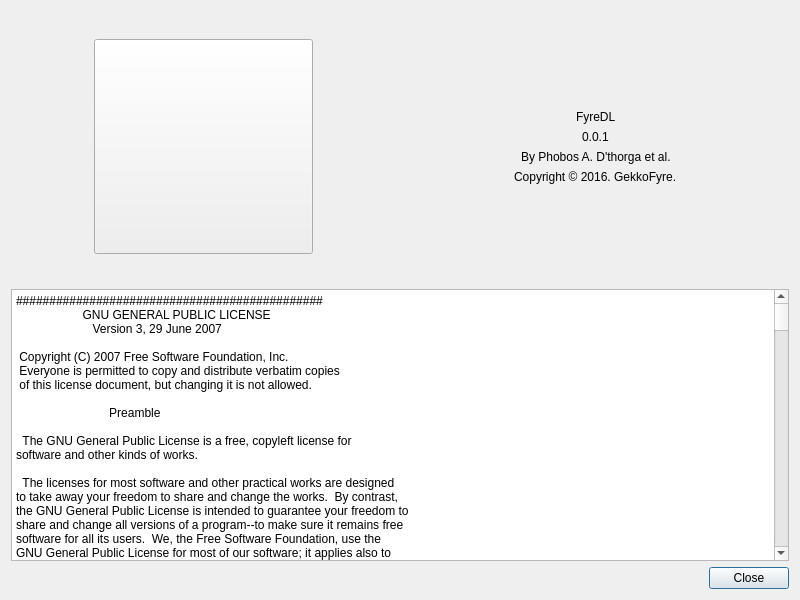
Old version of the form src/gui/about.ui in the repository GekkoFyre/FyreDL.
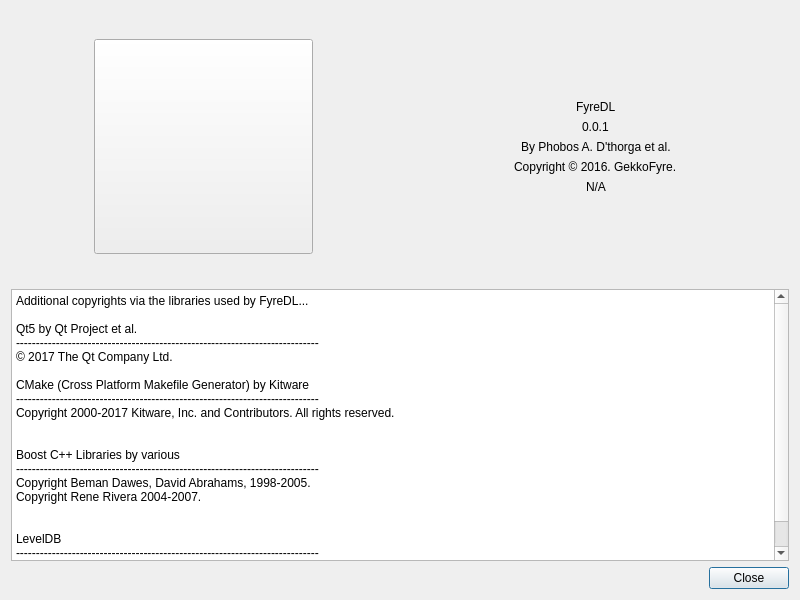
New version of the form. Icons and pictures are not drawn.

Commit message: Merge remote-tracking branch 'origin/develop'

Patch:
```diff
--- a/src/gui/about.ui
+++ b/src/gui/about.ui
@@ -94,6 +94,13 @@
            </property>
           </widget>
          </item>
+         <item alignment="Qt::AlignHCenter|Qt::AlignVCenter">
+          <widget class="QLabel" name="libtorrent_version_label">
+           <property name="text">
+            <string>N/A</string>
+           </property>
+          </widget>
+         </item>
          <item>
           <spacer name="verticalSpacer_2">
            <property name="orientation">
@@ -116,712 +123,26 @@
        <item>
         <widget class="QPlainTextEdit" name="licensePlainTextEdit">
          <property name="plainText">
-          <string>##############################################
-                    GNU GENERAL PUBLIC LICENSE
-                       Version 3, 29 June 2007
+          <string>Additional copyrights via the libraries used by FyreDL...
 
- Copyright (C) 2007 Free Software Foundation, Inc. &lt;http://fsf.org/&gt;
- Everyone is permitted to copy and distribute verbatim copies
- of this license document, but changing it is not allowed.
+Qt5 by Qt Project et al.
+----------------------------------------------------------------------------
+© 2017 The Qt Company Ltd.
 
-                            Preamble
+CMake (Cross Platform Makefile Generator) by Kitware
+----------------------------------------------------------------------------
+Copyright 2000-2017 Kitware, Inc. and Contributors. All rights reserved.
 
-  The GNU General Public License is a free, copyleft license for
-software and other kinds of works.
 
-  The licenses for most software and other practical works are designed
-to take away your freedom to share and change the works.  By contrast,
-the GNU General Public License is intended to guarantee your freedom to
-share and change all versions of a program--to make sure it remains free
-software for all its users.  We, the Free Software Foundation, use the
-GNU General Public License for most of our software; it applies also to
-any other work released this way by its authors.  You can apply it to
-your programs, too.
+Boost C++ Libraries by various
+----------------------------------------------------------------------------
+Copyright Beman Dawes, David Abrahams, 1998-2005.
+Copyright Rene Rivera 2004-2007.
 
-  When we speak of free software, we are referring to freedom, not
-price.  Our General Public Licenses are designed to make sure that you
-have the freedom to distribute copies of free software (and charge for
-them if you wish), that you receive source code or can get it if you
-want it, that you can change the software or use pieces of it in new
-free programs, and that you know you can do these things.
 
-  To protect your rights, we need to prevent others from denying you
-these rights or asking you to surrender the rights.  Therefore, you have
-certain responsibilities if you distribute copies of the software, or if
-you modify it: responsibilities to respect the freedom of others.
-
-  For example, if you distribute copies of such a program, whether
-gratis or for a fee, you must pass on to the recipients the same
-freedoms that you received.  You must make sure that they, too, receive
-or can get the source code.  And you must show them these terms so they
-know their rights.
-
-  Developers that use the GNU GPL protect your rights with two steps:
-(1) assert copyright on the software, and (2) offer you this License
-giving you legal permission to copy, distribute and/or modify it.
-
-  For the developers' and authors' protection, the GPL clearly explains
-that there is no warranty for this free software.  For both users' and
-authors' sake, the GPL requires that modified versions be marked as
-changed, so that their problems will not be attributed erroneously to
-authors of previous versions.
-
-  Some devices are designed to deny users access to install or run
-modified versions of the software inside them, although the manufacturer
-can do so.  This is fundamentally incompatible with the aim of
-protecting users' freedom to change the software.  The systematic
-pattern of such abuse occurs in the area of products for individuals to
-use, which is precisely where it is most unacceptable.  Therefore, we
-have designed this version of the GPL to prohibit the practice for those
-products.  If such problems arise substantially in other domains, we
-stand ready to extend this provision to those domains in future versions
-of the GPL, as needed to protect the freedom of users.
-
-  Finally, every program is threatened constantly by software patents.
-States should not allow patents to restrict development and use of
-software on general-purpose computers, but in those that do, we wish to
-avoid the special danger that patents applied to a free program could
-make it effectively proprietary.  To prevent this, the GPL assures that
-patents cannot be used to render FyreDL non-free.
-
-  The precise terms and conditions for copying, distribution and
-modification follow.
-
-                       TERMS AND CONDITIONS
-
-  0. Definitions.
-
-  &quot;This License&quot; refers to version 3 of the GNU General Public License.
-
-  &quot;Copyright&quot; also means copyright-like laws that apply to other kinds of
-works, such as semiconductor masks.
-
-  &quot;FyreDL&quot; refers to any copyrightable work licensed under this
-License.  Each licensee is addressed as &quot;you&quot;.  &quot;Licensees&quot; and
-&quot;recipients&quot; may be individuals or organizations.
-
-  To &quot;modify&quot; a work means to copy from or adapt all or part of the work
-in a fashion requiring copyright permission, other than the making of an
-exact copy.  The resulting work is called a &quot;modified version&quot; of the
-earlier work or a work &quot;based on&quot; the earlier work.
-
-  A &quot;covered work&quot; means either the unmodified Program or a work based
-on FyreDL.
-
-  To &quot;propagate&quot; a work means to do anything with it that, without
-permission, would make you directly or secondarily liable for
-infringement under applicable copyright law, except executing it on a
-computer or modifying a private copy.  Propagation includes copying,
-distribution (with or without modification), making available to the
-public, and in some countries other activities as well.
-
-  To &quot;convey&quot; a work means any kind of propagation that enables other
-parties to make or receive copies.  Mere interaction with a user through
-a computer network, with no transfer of a copy, is not conveying.
-
-  An interactive user interface displays &quot;Appropriate Legal Notices&quot;
-to the extent that it includes a convenient and prominently visible
-feature that (1) displays an appropriate copyright notice, and (2)
-tells the user that there is no warranty for the work (except to the
-extent that warranties are provided), that licensees may convey the
-work under this License, and how to view a copy of this License.  If
-the interface presents a list of user commands or options, such as a
-menu, a prominent item in the list meets this criterion.
-
-  1. Source Code.
-
-  The &quot;source code&quot; for a work means the preferred form of the work
-for making modifications to it.  &quot;Object code&quot; means any non-source
-form of a work.
-
-  A &quot;Standard Interface&quot; means an interface that either is an official
-standard defined by a recognized standards body, or, in the case of
-interfaces specified for a particular programming language, one that
-is widely used among developers working in that language.
-
-  The &quot;System Libraries&quot; of an executable work include anything, other
-than the work as a whole, that (a) is included in the normal form of
-packaging a Major Component, but which is not part of that Major
-Component, and (b) serves only to enable use of the work with that
-Major Component, or to implement a Standard Interface for which an
-implementation is available to the public in source code form.  A
-&quot;Major Component&quot;, in this context, means a major essential component
-(kernel, window system, and so on) of the specific operating system
-(if any) on which the executable work runs, or a compiler used to
-produce the work, or an object code interpreter used to run it.
-
-  The &quot;Corresponding Source&quot; for a work in object code form means all
-the source code needed to generate, install, and (for an executable
-work) run the object code and to modify the work, including scripts to
-control those activities.  However, it does not include the work's
-System Libraries, or general-purpose tools or generally available free
-programs which are used unmodified in performing those activities but
-which are not part of the work.  For example, Corresponding Source
-includes interface definition files associated with source files for
-the work, and the source code for shared libraries and dynamically
-linked subprograms that the work is specifically designed to require,
-such as by intimate data communication or control flow between those
-subprograms and other parts of the work.
-
-  The Corresponding Source need not include anything that users
-can regenerate automatically from other parts of the Corresponding
-Source.
-
-  The Corresponding Source for a work in source code form is that
-same work.
-
-  2. Basic Permissions.
-
-  All rights granted under this License are granted for the term of
-copyright on FyreDL, and are irrevocable provided the stated
-conditions are met.  This License explicitly affirms your unlimited
-permission to run the unmodified Program.  The output from running a
-covered work is covered by this License only if the output, given its
-content, constitutes a covered work.  This License acknowledges your
-rights of fair use or other equivalent, as provided by copyright law.
-
-  You may make, run and propagate covered works that you do not
-convey, without conditions so long as your license otherwise remains
-in force.  You may convey covered works to others for the sole purpose
-of having them make modifications exclusively for you, or provide you
-with facilities for running those works, provided that you comply with
-the terms of this License in conveying all material for which you do
-not control copyright.  Those thus making or running the covered works
-for you must do so exclusively on your behalf, under your direction
-and control, on terms that prohibit them from making any copies of
-your copyrighted material outside their relationship with you.
-
-  Conveying under any other circumstances is permitted solely under
-the conditions stated below.  Sublicensing is not allowed; section 10
-makes it unnecessary.
-
-  3. Protecting Users' Legal Rights From Anti-Circumvention Law.
-
-  No covered work shall be deemed part of an effective technological
-measure under any applicable law fulfilling obligations under article
-11 of the WIPO copyright treaty adopted on 20 December 1996, or
-similar laws prohibiting or restricting circumvention of such
-measures.
-
-  When you convey a covered work, you waive any legal power to forbid
-circumvention of technological measures to the extent such circumvention
-is effected by exercising rights under this License with respect to
-the covered work, and you disclaim any intention to limit operation or
-modification of the work as a means of enforcing, against the work's
-users, your or third parties' legal rights to forbid circumvention of
-technological measures.
-
-  4. Conveying Verbatim Copies.
-
-  You may convey verbatim copies of FyreDL's source code as you
-receive it, in any medium, provided that you conspicuously and
-appropriately publish on each copy an appropriate copyright notice;
-keep intact all notices stating that this License and any
-non-permissive terms added in accord with section 7 apply to the code;
-keep intact all notices of the absence of any warranty; and give all
-recipients a copy of this License along with FyreDL.
-
-  You may charge any price or no price for each copy that you convey,
-and you may offer support or warranty protection for a fee.
-
-  5. Conveying Modified Source Versions.
-
-  You may convey a work based on FyreDL, or the modifications to
-produce it from FyreDL, in the form of source code under the
-terms of section 4, provided that you also meet all of these conditions:
-
-    a) The work must carry prominent notices stating that you modified
-    it, and giving a relevant date.
-
-    b) The work must carry prominent notices stating that it is
-    released under this License and any conditions added under section
-    7.  This requirement modifies the requirement in section 4 to
-    &quot;keep intact all notices&quot;.
-
-    c) You must license the entire work, as a whole, under this
-    License to anyone who comes into possession of a copy.  This
-    License will therefore apply, along with any applicable section 7
-    additional terms, to the whole of the work, and all its parts,
-    regardless of how they are packaged.  This License gives no
-    permission to license the work in any other way, but it does not
-    invalidate such permission if you have separately received it.
-
-    d) If the work has interactive user interfaces, each must display
-    Appropriate Legal Notices; however, if FyreDL has interactive
-    interfaces that do not display Appropriate Legal Notices, your
-    work need not make them do so.
-
-  A compilation of a covered work with other separate and independent
-works, which are not by their nature extensions of the covered work,
-and which are not combined with it such as to form a larger program,
-in or on a volume of a storage or distribution medium, is called an
-&quot;aggregate&quot; if the compilation and its resulting copyright are not
-used to limit the access or legal rights of the compilation's users
-beyond what the individual works permit.  Inclusion of a covered work
-in an aggregate does not cause this License to apply to the other
-parts of the aggregate.
-
-  6. Conveying Non-Source Forms.
-
-  You may convey a covered work in object code form under the terms
-of sections 4 and 5, provided that you also convey the
-machine-readable Corresponding Source under the terms of this License,
-in one of these ways:
-
-    a) Convey the object code in, or embodied in, a physical product
-    (including a physical distribution medium), accompanied by the
-    Corresponding Source fixed on a durable physical medium
-    customarily used for software interchange.
-
-    b) Convey the object code in, or embodied in, a physical product
-    (including a physical distribution medium), accompanied by a
-    written offer, valid for at least three years and valid for as
-    long as you offer spare parts or customer support for that product
-    model, to give anyone who possesses the object code either (1) a
-    copy of the Corresponding Source for all the software in the
-    product that is covered by this License, on a durable physical
-    medium customarily used for software interchange, for a price no
-    more than your reasonable cost of physically performing this
-    conveying of source, or (2) access to copy the
-    Corresponding Source from a network server at no charge.
-
-    c) Convey individual copies of the object code with a copy of the
-    written offer to provide the Corresponding Source.  This
-    alternative is allowed only occasionally and noncommercially, and
-    only if you received the object code with such an offer, in accord
-    with subsection 6b.
-
-    d) Convey the object code by offering access from a designated
-    place (gratis or for a charge), and offer equivalent access to the
-    Corresponding Source in the same way through the same place at no
-    further charge.  You need not require recipients to copy the
-    Corresponding Source along with the object code.  If the place to
-    copy the object code is a network server, the Corresponding Source
-    may be on a different server (operated by you or a third party)
-    that supports equivalent copying facilities, provided you maintain
-    clear directions next to the object code saying where to find the
-    Corresponding Source.  Regardless of what server hosts the
-    Corresponding Source, you remain obligated to ensure that it is
-    available for as long as needed to satisfy these requirements.
-
-    e) Convey the object code using peer-to-peer transmission, provided
-    you inform other peers where the object code and Corresponding
-    Source of the work are being offered to the general public at no
-    charge under subsection 6d.
-
-  A separable portion of the object code, whose source code is excluded
-from the Corresponding Source as a System Library, need not be
-included in conveying the object code work.
-
-  A &quot;User Product&quot; is either (1) a &quot;consumer product&quot;, which means any
-tangible personal property which is normally used for personal, family,
-or household purposes, or (2) anything designed or sold for incorporation
-into a dwelling.  In determining whether a product is a consumer product,
-doubtful cases shall be resolved in favor of coverage.  For a particular
-product received by a particular user, &quot;normally used&quot; refers to a
-typical or common use of that class of product, regardless of the status
-of the particular user or of the way in which the particular user
-actually uses, or expects or is expected to use, the product.  A product
-is a consumer product regardless of whether the product has substantial
-commercial, industrial or non-consumer uses, unless such uses represent
-the only significant mode of use of the product.
-
-  &quot;Installation Information&quot; for a User Product means any methods,
-procedures, authorization keys, or other information required to install
-and execute modified versions of a covered work in that User Product from
-a modified version of its Corresponding Source.  The information must
-suffice to ensure that the continued functioning of the modified object
-code is in no case prevented or interfered with solely because
-modification has been made.
-
-  If you convey an object code work under this section in, or with, or
-specifically for use in, a User Product, and the conveying occurs as
-part of a transaction in which the right of possession and use of the
-User Product is transferred to the recipient in perpetuity or for a
-fixed term (regardless of how the transaction is characterized), the
-Corresponding Source conveyed under this section must be accompanied
-by the Installation Information.  But this requirement does not apply
-if neither you nor any third party retains the ability to install
-modified object code on the User Product (for example, the work has
-been installed in ROM).
-
-  The requirement to provide Installation Information does not include a
-requirement to continue to provide support service, warranty, or updates
-for a work that has been modified or installed by the recipient, or for
-the User Product in which it has been modified or installed.  Access to a
-network may be denied when the modification itself materially and
-adversely affects the operation of the network or violates the rules and
-protocols for communication across the network.
-
-  Corresponding Source conveyed, and Installation Information provided,
-in accord with this section must be in a format that is publicly
-documented (and with an implementation available to the public in
-source code form), and must require no special password or key for
-unpacking, reading or copying.
-
-  7. Additional Terms.
-
-  &quot;Additional permissions&quot; are terms that supplement the terms of this
-License by making exceptions from one or more of its conditions.
-Additional permissions that are applicable to the entire Program shall
-be treated as though they were included in this License, to the extent
-that they are valid under applicable law.  If additional permissions
-apply only to part of FyreDL, that part may be used separately
-under those permissions, but the entire Program remains governed by
-this License without regard to the additional permissions.
-
-  When you convey a copy of a covered work, you may at your option
-remove any additional permissions from that copy, or from any part of
-it.  (Additional permissions may be written to require their own
-removal in certain cases when you modify the work.)  You may place
-additional permissions on material, added by you to a covered work,
-for which you have or can give appropriate copyright permission.
-
-  Notwithstanding any other provision of this License, for material you
-add to a covered work, you may (if authorized by the copyright holders of
-that material) supplement the terms of this License with terms:
-
-    a) Disclaiming warranty or limiting liability differently from the
-    terms of sections 15 and 16 of this License; or
-
-    b) Requiring preservation of specified reasonable legal notices or
-    author attributions in that material or in the Appropriate Legal
-    Notices displayed by works containing it; or
-
-    c) Prohibiting misrepresentation of the origin of that material, or
-    requiring that modified versions of such material be marked in
-    reasonable ways as different from the original version; or
-
-    d) Limiting the use for publicity purposes of names of licensors or
-    authors of the material; or
-
-    e) Declining to grant rights under trademark law for use of some
-    trade names, trademarks, or service marks; or
-
-    f) Requiring indemnification of licensors and authors of that
-    material by anyone who conveys the material (or modified versions of
-    it) with contractual assumptions of liability to the recipient, for
-    any liability that these contractual assumptions directly impose on
-    those licensors and authors.
-
-  All other non-permissive additional terms are considered &quot;further
-restrictions&quot; within the meaning of section 10.  If FyreDL as you
-received it, or any part of it, contains a notice stating that it is
-governed by this License along with a term that is a further
-restriction, you may remove that term.  If a license document contains
-a further restriction but permits relicensing or conveying under this
-License, you may add to a covered work material governed by the terms
-of that license document, provided that the further restriction does
-not survive such relicensing or conveying.
-
-  If you add terms to a covered work in accord with this section, you
-must place, in the relevant source files, a statement of the
-additional terms that apply to those files, or a notice indicating
-where to find the applicable terms.
-
-  Additional terms, permissive or non-permissive, may be stated in the
-form of a separately written license, or stated as exceptions;
-the above requirements apply either way.
-
-  8. Termination.
-
-  You may not propagate or modify a covered work except as expressly
-provided under this License.  Any attempt otherwise to propagate or
-modify it is void, and will automatically terminate your rights under
-this License (including any patent licenses granted under the third
-paragraph of section 11).
-
-  However, if you cease all violation of this License, then your
-license from a particular copyright holder is reinstated (a)
-provisionally, unless and until the copyright holder explicitly and
-finally terminates your license, and (b) permanently, if the copyright
-holder fails to notify you of the violation by some reasonable means
-prior to 60 days after the cessation.
-
-  Moreover, your license from a particular copyright holder is
-reinstated permanently if the copyright holder notifies you of the
-violation by some reasonable means, this is the first time you have
-received notice of violation of this License (for any work) from that
-copyright holder, and you cure the violation prior to 30 days after
-your receipt of the notice.
-
-  Termination of your rights under this section does not terminate the
-licenses of parties who have received copies or rights from you under
-this License.  If your rights have been terminated and not permanently
-reinstated, you do not qualify to receive new licenses for the same
-material under section 10.
-
-  9. Acceptance Not Required for Having Copies.
-
-  You are not required to accept this License in order to receive or
-run a copy of FyreDL.  Ancillary propagation of a covered work
-occurring solely as a consequence of using peer-to-peer transmission
-to receive a copy likewise does not require acceptance.  However,
-nothing other than this License grants you permission to propagate or
-modify any covered work.  These actions infringe copyright if you do
-not accept this License.  Therefore, by modifying or propagating a
-covered work, you indicate your acceptance of this License to do so.
-
-  10. Automatic Licensing of Downstream Recipients.
-
-  Each time you convey a covered work, the recipient automatically
-receives a license from the original licensors, to run, modify and
-propagate that work, subject to this License.  You are not responsible
-for enforcing compliance by third parties with this License.
-
-  An &quot;entity transaction&quot; is a transaction transferring control of an
-organization, or substantially all assets of one, or subdividing an
-organization, or merging organizations.  If propagation of a covered
-work results from an entity transaction, each party to that
-transaction who receives a copy of the work also receives whatever
-licenses to the work the party's predecessor in interest had or could
-give under the previous paragraph, plus a right to possession of the
-Corresponding Source of the work from the predecessor in interest, if
-the predecessor has it or can get it with reasonable efforts.
-
-  You may not impose any further restrictions on the exercise of the
-rights granted or affirmed under this License.  For example, you may
-not impose a license fee, royalty, or other charge for exercise of
-rights granted under this License, and you may not initiate litigation
-(including a cross-claim or counterclaim in a lawsuit) alleging that
-any patent claim is infringed by making, using, selling, offering for
-sale, or importing FyreDL or any portion of it.
-
-  11. Patents.
-
-  A &quot;contributor&quot; is a copyright holder who authorizes use under this
-License of FyreDL or a work on which FyreDL is based.  The
-work thus licensed is called the contributor's &quot;contributor version&quot;.
-
-  A contributor's &quot;essential patent claims&quot; are all patent claims
-owned or controlled by the contributor, whether already acquired or
-hereafter acquired, that would be infringed by some manner, permitted
-by this License, of making, using, or selling its contributor version,
-but do not include claims that would be infringed only as a
-consequence of further modification of the contributor version.  For
-purposes of this definition, &quot;control&quot; includes the right to grant
-patent sublicenses in a manner consistent with the requirements of
-this License.
-
-  Each contributor grants you a non-exclusive, worldwide, royalty-free
-patent license under the contributor's essential patent claims, to
-make, use, sell, offer for sale, import and otherwise run, modify and
-propagate the contents of its contributor version.
-
-  In the following three paragraphs, a &quot;patent license&quot; is any express
-agreement or commitment, however denominated, not to enforce a patent
-(such as an express permission to practice a patent or covenant not to
-sue for patent infringement).  To &quot;grant&quot; such a patent license to a
-party means to make such an agreement or commitment not to enforce a
-patent against the party.
-
-  If you convey a covered work, knowingly relying on a patent license,
-and the Corresponding Source of the work is not available for anyone
-to copy, free of charge and under the terms of this License, through a
-publicly available network server or other readily accessible means,
-then you must either (1) cause the Corresponding Source to be so
-available, or (2) arrange to deprive yourself of the benefit of the
-patent license for this particular work, or (3) arrange, in a manner
-consistent with the requirements of this License, to extend the patent
-license to downstream recipients.  &quot;Knowingly relying&quot; means you have
-actual knowledge that, but for the patent license, your conveying the
-covered work in a country, or your recipient's use of the covered work
-in a country, would infringe one or more identifiable patents in that
-country that you have reason to believe are valid.
-
-  If, pursuant to or in connection with a single transaction or
-arrangement, you convey, or propagate by procuring conveyance of, a
-covered work, and grant a patent license to some of the parties
-receiving the covered work authorizing them to use, propagate, modify
-or convey a specific copy of the covered work, then the patent license
-you grant is automatically extended to all recipients of the covered
-work and works based on it.
-
-  A patent license is &quot;discriminatory&quot; if it does not include within
-the scope of its coverage, prohibits the exercise of, or is
-conditioned on the non-exercise of one or more of the rights that are
-specifically granted under this License.  You may not convey a covered
-work if you are a party to an arrangement with a third party that is
-in the business of distributing software, under which you make payment
-to the third party based on the extent of your activity of conveying
-the work, and under which the third party grants, to any of the
-parties who would receive the covered work from you, a discriminatory
-patent license (a) in connection with copies of the covered work
-conveyed by you (or copies made from those copies), or (b) primarily
-for and in connection with specific products or compilations that
-contain the covered work, unless you entered into that arrangement,
-or that patent license was granted, prior to 28 March 2007.
-
-  Nothing in this License shall be construed as excluding or limiting
-any implied license or other defenses to infringement that may
-otherwise be available to you under applicable patent law.
-
-  12. No Surrender of Others' Freedom.
-
-  If conditions are imposed on you (whether by court order, agreement or
-otherwise) that contradict the conditions of this License, they do not
-excuse you from the conditions of this License.  If you cannot convey a
-covered work so as to satisfy simultaneously your obligations under this
-License and any other pertinent obligations, then as a consequence you may
-not convey it at all.  For example, if you agree to terms that obligate you
-to collect a royalty for further conveying from those to whom you convey
-FyreDL, the only way you could satisfy both those terms and this
-License would be to refrain entirely from conveying FyreDL.
-
-  13. Use with the GNU Affero General Public License.
-
-  Notwithstanding any other provision of this License, you have
-permission to link or combine any covered work with a work licensed
-under version 3 of the GNU Affero General Public License into a single
-combined work, and to convey the resulting work.  The terms of this
-License will continue to apply to the part which is the covered work,
-but the special requirements of the GNU Affero General Public License,
-section 13, concerning interaction through a network will apply to the
-combination as such.
-
-  14. Revised Versions of this License.
-
-  The Free Software Foundation may publish revised and/or new versions of
-the GNU General Public License from time to time.  Such new versions will
-be similar in spirit to the present version, but may differ in detail to
-address new problems or concerns.
-
-  Each version is given a distinguishing version number.  If the
-Program specifies that a certain numbered version of the GNU General
-Public License &quot;or any later version&quot; applies to it, you have the
-option of following the terms and conditions either of that numbered
-version or of any later version published by the Free Software
-Foundation.  If FyreDL does not specify a version number of the
-GNU General Public License, you may choose any version ever published
-by the Free Software Foundation.
-
-  If FyreDL specifies that a proxy can decide which future
-versions of the GNU General Public License can be used, that proxy's
-public statement of acceptance of a version permanently authorizes you
-to choose that version for FyreDL.
-
-  Later license versions may give you additional or different
-permissions.  However, no additional obligations are imposed on any
-author or copyright holder as a result of your choosing to follow a
-later version.
-
-  15. Disclaimer of Warranty.
-
-  THERE IS NO WARRANTY FOR FyreDL, TO THE EXTENT PERMITTED BY
-APPLICABLE LAW.  EXCEPT WHEN OTHERWISE STATED IN WRITING THE COPYRIGHT
-HOLDERS AND/OR OTHER PARTIES PROVIDE FyreDL &quot;AS IS&quot; WITHOUT WARRANTY
-OF ANY KIND, EITHER EXPRESSED OR IMPLIED, INCLUDING, BUT NOT LIMITED TO,
-THE IMPLIED WARRANTIES OF MERCHANTABILITY AND FITNESS FOR A PARTICULAR
-PURPOSE.  THE ENTIRE RISK AS TO THE QUALITY AND PERFORMANCE OF FyreDL
-IS WITH YOU.  SHOULD FyreDL PROVE DEFECTIVE, YOU ASSUME THE COST OF
-ALL NECESSARY SERVICING, REPAIR OR CORRECTION.
-
-  16. Limitation of Liability.
-
-  IN NO EVENT UNLESS REQUIRED BY APPLICABLE LAW OR AGREED TO IN WRITING
-WILL ANY COPYRIGHT HOLDER, OR ANY OTHER PARTY WHO MODIFIES AND/OR CONVEYS
-FyreDL AS PERMITTED ABOVE, BE LIABLE TO YOU FOR DAMAGES, INCLUDING ANY
-GENERAL, SPECIAL, INCIDENTAL OR CONSEQUENTIAL DAMAGES ARISING OUT OF THE
-USE OR INABILITY TO USE FyreDL (INCLUDING BUT NOT LIMITED TO LOSS OF
-DATA OR DATA BEING RENDERED INACCURATE OR LOSSES SUSTAINED BY YOU OR THIRD
-PARTIES OR A FAILURE OF FyreDL TO OPERATE WITH ANY OTHER PROGRAMS),
-EVEN IF SUCH HOLDER OR OTHER PARTY HAS BEEN ADVISED OF THE POSSIBILITY OF
-SUCH DAMAGES.
-
-  17. Interpretation of Sections 15 and 16.
-
-  If the disclaimer of warranty and limitation of liability provided
-above cannot be given local legal effect according to their terms,
-reviewing courts shall apply local law that most closely approximates
-an absolute waiver of all civil liability in connection with the
-Program, unless a warranty or assumption of liability accompanies a
-copy of FyreDL in return for a fee.
-
-                     END OF TERMS AND CONDITIONS
-
-            How to Apply These Terms to Your New Programs
-
-  If you develop a new program, and you want it to be of the greatest
-possible use to the public, the best way to achieve this is to make it
-free software which everyone can redistribute and change under these terms.
-
-  To do so, attach the following notices to FyreDL.  It is safest
-to attach them to the start of each source file to most effectively
-state the exclusion of warranty; and each file should have at least
-the &quot;copyright&quot; line and a pointer to where the full notice is found.
-
-    A fast, secure and advanced download manager for your HTTP(S)/FTP(S)/
-    BitTorrent needs.
-    Copyright (C) 2016  Phobos A. D'thorga et al.
-
-    This program is free software: you can redistribute it and/or modify
-    it under the terms of the GNU General Public License as published by
-    the Free Software Foundation, either version 3 of the License, or
-    (at your option) any later version.
-
-    This program is distributed in the hope that it will be useful,
-    but WITHOUT ANY WARRANTY; without even the implied warranty of
-    MERCHANTABILITY or FITNESS FOR A PARTICULAR PURPOSE.  See the
-    GNU General Public License for more details.
-
-    You should have received a copy of the GNU General Public License
-    along with this program.  If not, see &lt;http://www.gnu.org/licenses/&gt;.
-
-Also add information on how to contact you by electronic and paper mail.
-
-  If FyreDL does terminal interaction, make it output a short
-notice like this when it starts in an interactive mode:
-
-    FyreDL  Copyright (C) 2016  Phobos A. D'thorga et al.
-    This program comes with ABSOLUTELY NO WARRANTY; for details type `show w'.
-    This is free software, and you are welcome to redistribute it
-    under certain conditions; type `show c' for details.
-
-The hypothetical commands `show w' and `show c' should show the appropriate
-parts of the General Public License.  Of course, your program's commands
-might be different; for a GUI interface, you would use an &quot;about box&quot;.
-
-  You should also get your employer (if you work as a programmer) or school,
-if any, to sign a &quot;copyright disclaimer&quot; for FyreDL, if necessary.
-For more information on this, and how to apply and follow the GNU GPL, see
-&lt;http://www.gnu.org/licenses/&gt;.
-
-  The GNU General Public License does not permit incorporating your program
-into proprietary programs.  If your program is a subroutine library, you
-may consider it more useful to permit linking proprietary applications with
-the library.  If this is what you want to do, use the GNU Lesser General
-Public License instead of this License.  But first, please read
-&lt;http://www.gnu.org/philosophy/why-not-lgpl.html&gt;.
-
-##############################################
-
-Copyright (c) 2015, ben-strasser
-All rights reserved.
-
-Redistribution and use in source and binary forms, with or without
-modification, are permitted provided that the following conditions are met:
-
-* Redistributions of source code must retain the above copyright notice, this
-  list of conditions and the following disclaimer.
-
-* Redistributions in binary form must reproduce the above copyright notice,
-  this list of conditions and the following disclaimer in the documentation
-  and/or other materials provided with the distribution.
-
-* Neither the name of fast-cpp-csv-parser nor the names of its
-  contributors may be used to endorse or promote products derived from
-  this software without specific prior written permission.
-
-THIS SOFTWARE IS PROVIDED BY THE COPYRIGHT HOLDERS AND CONTRIBUTORS &quot;AS IS&quot;
-AND ANY EXPRESS OR IMPLIED WARRANTIES, INCLUDING, BUT NOT LIMITED TO, THE
-IMPLIED WARRANTIES OF MERCHANTABILITY AND FITNESS FOR A PARTICULAR PURPOSE ARE
-DISCLAIMED. IN NO EVENT SHALL THE COPYRIGHT HOLDER OR CONTRIBUTORS BE LIABLE
-FOR ANY DIRECT, INDIRECT, INCIDENTAL, SPECIAL, EXEMPLARY, OR CONSEQUENTIAL
-DAMAGES (INCLUDING, BUT NOT LIMITED TO, PROCUREMENT OF SUBSTITUTE GOODS OR
-SERVICES; LOSS OF USE, DATA, OR PROFITS; OR BUSINESS INTERRUPTION) HOWEVER
-CAUSED AND ON ANY THEORY OF LIABILITY, WHETHER IN CONTRACT, STRICT LIABILITY,
-OR TORT (INCLUDING NEGLIGENCE OR OTHERWISE) ARISING IN ANY WAY OUT OF THE USE
-OF THIS SOFTWARE, EVEN IF ADVISED OF THE POSSIBILITY OF SUCH DAMAGE.</string>
+LevelDB
+----------------------------------------------------------------------------
+Copyright (c) 2012 The LevelDB Authors. All rights reserved.</string>
          </property>
         </widget>
        </item>
```
Left out of the diff: 4 changed lines with no effect on the pictures. The commit also changes 32 other files.
